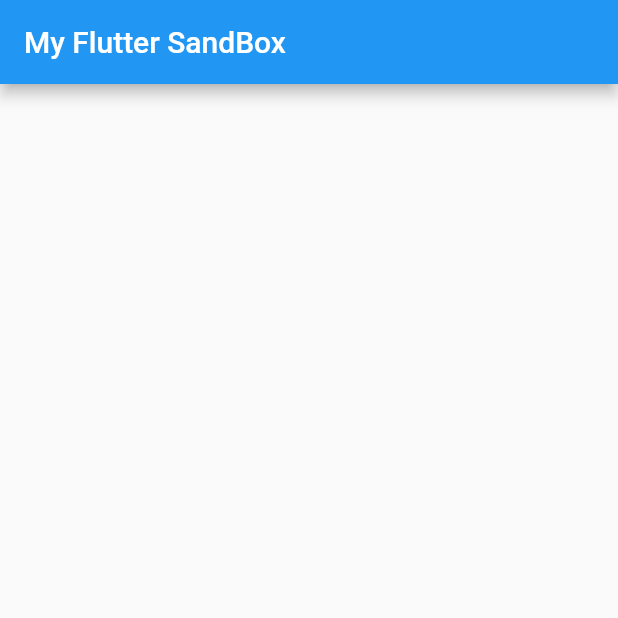
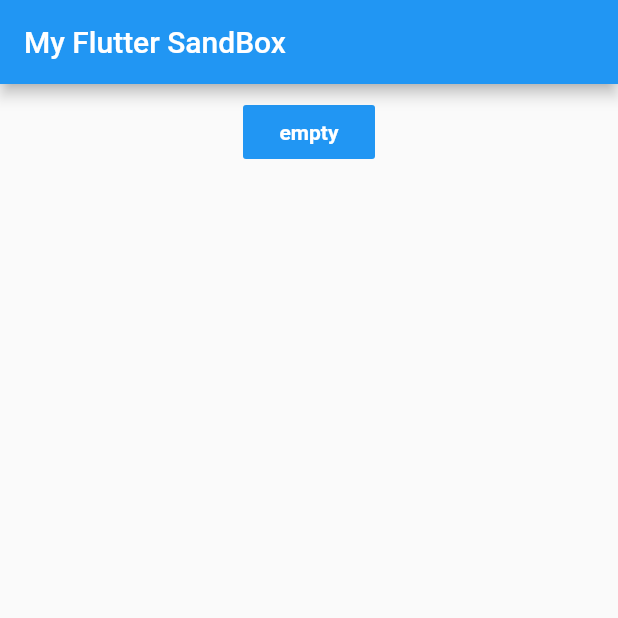
Before and after one commit to isoppp/sandbox-flutter, a Flutter app: the screen it shows after launch, on a phone screen of 412 x 824 dp, the top half of it. Run offline on Flutter 3.47's test engine with Material 2 defaults, Android fonts, the phone set to English and light mode, and no system bars.

Commit message:
add simple navigation

```diff
--- a/lib/main.dart
+++ b/lib/main.dart
@@ -1,4 +1,5 @@
 import 'package:flutter/material.dart';
+import 'package:sandbox_flutter/empty/empty_screen.dart';
 
 void main() {
   runApp(MyApp());
@@ -13,32 +14,39 @@ class MyApp extends StatelessWidget {
         primarySwatch: Colors.blue,
         visualDensity: VisualDensity.adaptivePlatformDensity,
       ),
-      home: MyHomePage(title: 'My Flutter SandBox'),
+      home: MyHomePage(),
     );
   }
 }
 
-class MyHomePage extends StatefulWidget {
-  MyHomePage({Key key, this.title}) : super(key: key);
-  final String title;
-
-  @override
-  _MyHomePageState createState() => _MyHomePageState();
-}
-
-class _MyHomePageState extends State<MyHomePage> {
+class MyHomePage extends StatelessWidget {
   @override
   Widget build(BuildContext context) {
     return Scaffold(
       appBar: AppBar(
-        title: Text(widget.title),
+        title: Text('My Flutter SandBox'),
       ),
       body: Center(
         child: Column(
-          mainAxisAlignment: MainAxisAlignment.center,
-          children: <Widget>[],
+          crossAxisAlignment: CrossAxisAlignment.center,
+          children: <Widget>[
+            _navButton(context, 'empty', EmptyScreen()),
+          ],
         ),
       ), // This trailing comma makes auto-formatting nicer for build methods.
     );
   }
+
+  Widget _navButton(BuildContext context, String title, Widget screenWidget) {
+    return Padding(
+      padding: const EdgeInsets.all(8.0),
+      child: FlatButton(
+        color: Colors.blue,
+        child: Text(title, style: TextStyle(color: Colors.white, fontWeight: FontWeight.bold)),
+        onPressed: () {
+          Navigator.push(context, MaterialPageRoute(builder: (context) => screenWidget));
+        },
+      ),
+    );
+  }
 }
```
Also changed, not shown: lib/empty/empty_screen.dart (added, +18 -0 lines).
